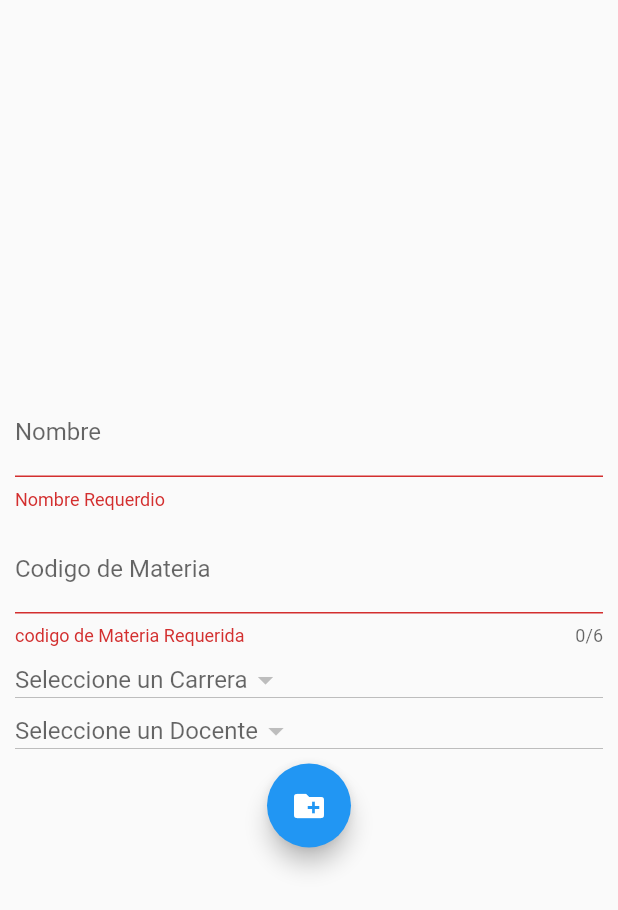
After one commit to luiss99/AppAsistencia, a Flutter app: the CrearMaterias screen opened directly, after a tap on the "create new folder" icon, on a phone screen of 412 x 824 dp. The commit adds this screen. Shown: the top 910 px of the screen. Run offline on Flutter 3.47's test engine with Material 2 defaults, Android fonts, the light colour scheme and no system bars; missing offline and left inert: barcode_scan, simple_permissions; accounts and stored records are empty; network calls fail.

Commit message:
post para la creación de materias, aun falta por corregir visualmente

```diff
--- /dev/null
+++ b/lib/crearMaterias.dart
@@ -0,0 +1,233 @@
+import 'dart:convert';
+
+import 'package:flutter/material.dart';
+import 'package:http/http.dart' as http;
+import 'dart:async';
+
+class CrearMaterias extends StatefulWidget {
+  @override
+  _CrearMaterias createState() => new _CrearMaterias();
+}
+
+class _CrearMaterias extends State<CrearMaterias> {
+  final formKey = new GlobalKey<FormState>();
+  String _codigo;
+  String _nombreMateria;
+  String _idCarrera;
+  String _idUsuario;
+  String _seleccionD, _seleccionC;
+
+
+  Map dataMaestros, dataCarreras;
+  List maestros = List();
+  List carreras = List();
+
+  // Mensaje de Alerta
+  void _mensajeAlerta() {
+    showDialog(
+        context: context,
+        builder: (buildcontext) {
+          return AlertDialog(
+            title: Text("Error al crear una nueva materia"),
+            content: Text("Revise los valores ingresados"),
+            actions: <Widget>[
+              RaisedButton(
+                child: Text(
+                  "CERRAR",
+                  style: TextStyle(color: Colors.white),
+                ),
+                onPressed: () {
+                  Navigator.of(context).pop();
+                },
+              )
+            ],
+          );
+        });
+  }
+
+  // Mensaje de Alerta
+  void _mensajeExito() {
+    showDialog(
+        context: context,
+        builder: (buildcontext) {
+          return AlertDialog(
+            title: Text("Exito"),
+            content: Text("Materia Registrada con Exito"),
+            actions: <Widget>[
+              RaisedButton(
+                child: Text(
+                  "CERRAR",
+                  style: TextStyle(color: Colors.white),
+                ),
+                onPressed: () {
+                  Navigator.of(context).pop();
+                },
+              )
+            ],
+          );
+        });
+  }
+
+// Metodos get para obtener los maestros y las carreras actualess
+  Future getMaestros() async {
+    http.Response response =
+        await http.get("http://35.232.215.93/apis/docentes.php");
+    dataMaestros = json.decode(response.body);
+    if (response.statusCode == 400) {
+      throw Exception('Error!');
+    } else {
+      setState(() {
+       maestros = dataMaestros["data"];
+      });
+    }
+  }
+
+  Future getCarreras() async {
+    http.Response response =
+        await http.get("http://35.232.215.93/apis/carreras.php");
+    dataCarreras = json.decode(response.body);
+    if (response.statusCode == 400) {
+      throw Exception('Error!');
+    } else {
+      setState(() {
+        carreras = dataCarreras["data"];
+      });
+    }
+  }
+
+// Metodo post para agregar materias
+  Future<dynamic> postMaterias() async {
+    final form = formKey.currentState;
+    final url = "http://35.232.215.93/apis/registro-materia.php";
+    if (!form.validate()) {
+      print("Formulario invalido");
+    } else {
+      form.save();
+      var peticion = '{"nombre_materia":"' +
+          _nombreMateria +
+          '", "codigo":"' +
+          _codigo +
+          '", "activo":true, "id_carrera":"' +
+          _idCarrera +
+          '", "id_usuario":"' +
+          _idUsuario +
+          '"}';
+
+    final respuesta = await http.post(url, body: peticion);
+    print(peticion);
+     if (respuesta.statusCode == 400) {
+       _mensajeAlerta();
+      }
+     if (respuesta.statusCode == 200) {
+        _mensajeExito();
+     }
+    }
+  }
+
+  @override
+  void initState() {
+    super.initState();
+    getCarreras();
+    getMaestros();
+  }
+
+  //Componentes
+  @override
+  Widget build(BuildContext context) {
+    //Campos de Texto
+    final nombreMaterias = TextFormField(
+      autofocus: false,
+      keyboardType: TextInputType.text,
+      decoration: InputDecoration(labelText: "Nombre"),
+      validator: (value) => value.isEmpty ? 'Nombre Requerdio' : null,
+      onSaved: (value) => _nombreMateria = value,
+    );
+
+    final codigoMateria = TextFormField(
+      autofocus: false,
+      keyboardType: TextInputType.text,
+      maxLength: 6,
+      decoration: InputDecoration(labelText: "Codigo de Materia"),
+      validator: (value) => value.isEmpty ? 'codigo de Materia Requerida' : null,
+      onSaved: (value) => _codigo = value,
+    );
+
+    final carrera = new DropdownButton<dynamic>(
+        isDense: true,
+        hint: new Text("Seleccione un Carrera"),
+        value: _seleccionC,
+        onChanged: (nuevo) {
+          setState(() {
+            _seleccionC = nuevo;
+          });
+            for (int i =0; i < carreras.length;i++){
+            if (_seleccionC == carreras[i]["nombre_carrera"]){
+              _idCarrera = carreras[i]["id_carrera"];
+              break;
+            }
+          }
+        },
+        items: carreras.map((valor) {
+          return new DropdownMenuItem<dynamic>(
+            value: valor["nombre_carrera"],
+            child: new Text(valor["nombre_carrera"]),
+          );
+        }).toList());
+
+    final docente = new DropdownButton<dynamic>(
+        isDense: true,
+        hint: new Text("Seleccione un Docente"),
+        value: _seleccionD,
+        onChanged: (nuevo) {
+          setState(() {
+            _seleccionD = nuevo;
+          });
+          for (int i =0; i < maestros.length;i++){
+            if (_seleccionD == maestros[i]["nombres"]){
+              _idUsuario = maestros[i]["id_usuario"];
+              break;
+            }
+          }
+          },
+        items: maestros.map((valor) {
+          return new DropdownMenuItem<dynamic>(
+            value: valor["nombres"],
+            child: new Text(valor["nombres"]),
+          );
+        }).toList()
+        );
+
+// boton de agregar materia
+    final btnAgregar = FloatingActionButton(
+      onPressed: () async {
+        //postMaterias();
+        print("Hijole");
+        postMaterias();
+      },
+      child: Icon(Icons.create_new_folder),
+    );
+
+    return new Scaffold(
+      body: new Center(
+        child: new Form(
+          key: formKey,
+          child: new ListView(
+            shrinkWrap: true,
+            padding: EdgeInsets.only(left: 10, right: 10),
+            children: <Widget>[
+              nombreMaterias,
+              SizedBox(height: 10),
+              codigoMateria,
+              SizedBox(height: 10.0),
+              carrera,
+              SizedBox(height: 10),
+              docente,
+              SizedBox(height: 10),
+              btnAgregar
+            ],
+          ),
+        ),
+      ),
+    );
+  }
+}
```
Also changed, not shown: lib/MyApp.dart (+6 -1 lines).
